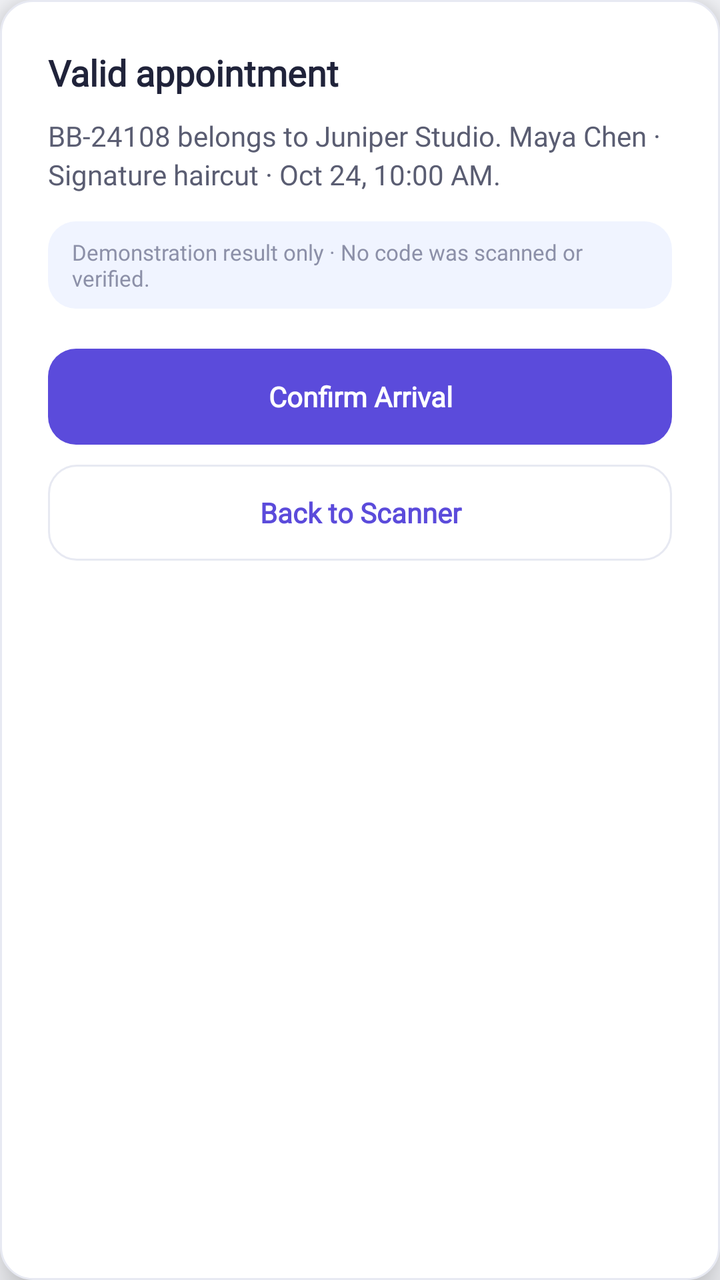
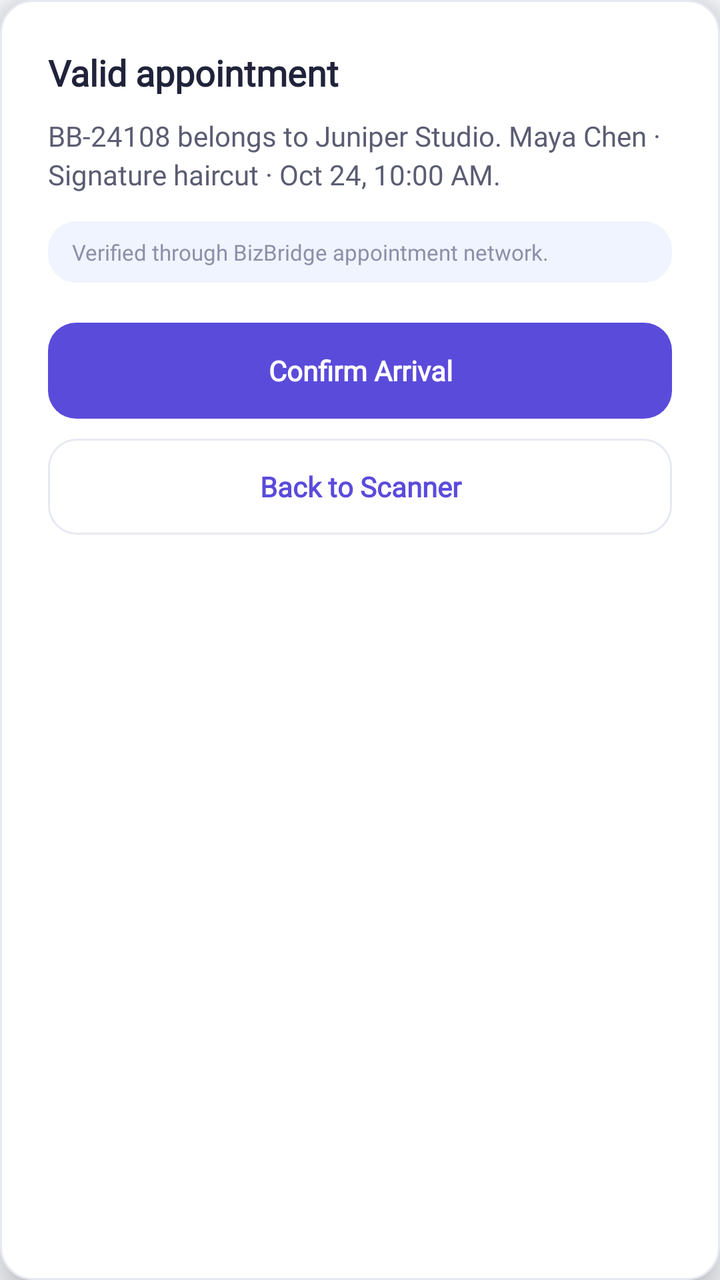

Before-and-after screenshots of an Android layout around one commit, followed by the original layout XML and the change that was made.
<!-- AndroidManifest.xml: application theme Theme.BizBridgeApp -->
<!-- res/layout/dialog_qr_outcome.xml -->
<?xml version="1.0" encoding="utf-8"?>
<LinearLayout xmlns:android="http://schemas.android.com/apk/res/android"
    android:layout_width="330dp"
    android:layout_height="wrap_content"
    android:layout_gravity="center"
    android:background="@drawable/bg_card_white"
    android:elevation="12dp"
    android:orientation="vertical"
    android:padding="24dp">

    
    <TextView
        android:id="@+id/tv_outcome_title"
        android:layout_width="match_parent"
        android:layout_height="wrap_content"
        android:fontFamily="@font/inter_variable"
        android:text="Valid appointment"
        android:textColor="@color/text_primary"
        android:textSize="18sp"
        android:textStyle="bold" />

    
    <TextView
        android:id="@+id/tv_outcome_message"
        android:layout_width="match_parent"
        android:layout_height="wrap_content"
        android:layout_marginTop="10dp"
        android:fontFamily="@font/inter_variable"
        android:lineSpacingExtra="3dp"
        android:text="BB-24108 belongs to Juniper Studio. Maya Chen · Signature haircut · Oct 24, 10:00 AM."
        android:textColor="@color/text_secondary"
        android:textSize="14sp" />

    
    <TextView
        android:id="@+id/tv_outcome_badge"
        android:layout_width="match_parent"
        android:layout_height="wrap_content"
        android:layout_marginTop="14dp"
        android:background="@drawable/bg_info_card"
        android:paddingStart="12dp"
        android:paddingEnd="12dp"
        android:paddingTop="8dp"
        android:paddingBottom="8dp"
        android:fontFamily="@font/inter_variable"
        android:text="Demonstration result only · No code was scanned or verified."
        android:textColor="@color/text_muted"
        android:textSize="11sp" />

    
    <LinearLayout
        android:layout_width="match_parent"
        android:layout_height="wrap_content"
        android:layout_marginTop="20dp"
        android:orientation="vertical">

        <androidx.appcompat.widget.AppCompatButton
            android:id="@+id/btn_outcome_primary"
            android:layout_width="match_parent"
            android:layout_height="48dp"
            android:background="@drawable/bg_button_primary"
            android:fontFamily="@font/inter_variable"
            android:stateListAnimator="@null"
            android:text="Confirm Arrival"
            android:textAllCaps="false"
            android:textColor="@color/white"
            android:textSize="14sp"
            android:textStyle="bold" />

        <androidx.appcompat.widget.AppCompatButton
            android:id="@+id/btn_outcome_secondary"
            android:layout_width="match_parent"
            android:layout_height="48dp"
            android:layout_marginTop="10dp"
            android:background="@drawable/bg_button_secondary"
            android:fontFamily="@font/inter_variable"
            android:stateListAnimator="@null"
            android:text="Back to Scanner"
            android:textAllCaps="false"
            android:textColor="@color/primary"
            android:textSize="14sp"
            android:textStyle="bold" />
    </LinearLayout>

</LinearLayout>
<!-- resources referenced by this layout -->
<resources>
  <color name="primary">#5B4BDB</color>
  <color name="text_muted">#8C90A8</color>
  <color name="text_primary">#20233A</color>
  <color name="text_secondary">#5A5D72</color>
  <color name="white">#FFFFFFFF</color>
  <!-- drawable bg_button_primary (drawable) -->
  <?xml version="1.0" encoding="utf-8"?>
  <ripple xmlns:android="http://schemas.android.com/apk/res/android"
      android:color="#33FFFFFF">
      <item>
          <shape android:shape="rectangle">
              <solid android:color="@color/primary" />
              <corners android:radius="@dimen/radius_button" />
          </shape>
      </item>
  </ripple>
  <!-- drawable bg_button_secondary (drawable) -->
  <?xml version="1.0" encoding="utf-8"?>
  <ripple xmlns:android="http://schemas.android.com/apk/res/android"
      android:color="#1A5B4BDB">
      <item>
          <shape android:shape="rectangle">
              <solid android:color="@color/surface_white" />
              <stroke
                  android:width="@dimen/stroke_subtle"
                  android:color="@color/border_subtle" />
              <corners android:radius="@dimen/radius_button" />
          </shape>
      </item>
  </ripple>
  <!-- drawable bg_card_white (drawable) -->
  <?xml version="1.0" encoding="utf-8"?>
  <shape xmlns:android="http://schemas.android.com/apk/res/android"
      android:shape="rectangle">
      <solid android:color="@color/surface_white" />
      <stroke
          android:width="@dimen/stroke_subtle"
          android:color="@color/border_subtle" />
      <corners android:radius="@dimen/radius_card" />
  </shape>
  <!-- drawable bg_info_card (drawable) -->
  <?xml version="1.0" encoding="utf-8"?>
  <shape xmlns:android="http://schemas.android.com/apk/res/android"
      android:shape="rectangle">
      <solid android:color="#F0F4FF" />
      <corners android:radius="14dp" />
  </shape>
  <style name="Theme.BizBridgeApp" parent="Base.Theme.BizBridgeApp" />
  <dimen name="radius_button">14dp</dimen>
  <color name="surface_white">#FFFFFF</color>
  <dimen name="stroke_subtle">1dp</dimen>
  <color name="border_subtle">#E7E9F2</color>
  <dimen name="radius_card">16dp</dimen>
  <style name="Base.Theme.BizBridgeApp" parent="Theme.Material3.Light.NoActionBar">
          
          <item name="colorPrimary">@color/primary</item>
          <item name="colorOnPrimary">@color/white</item>
          <item name="colorSecondary">@color/secondary</item>
          <item name="colorOnSecondary">@color/white</item>
          <item name="android:windowBackground">@color/background</item>
          <item name="android:statusBarColor">@color/background</item>
          <item name="android:windowLightStatusBar">true</item>
          <item name="fontFamily">@font/inter_variable</item>
      </style>
  <color name="secondary">#20B8A6</color>
  <color name="background">#F7F8FC</color>
</resources>

<!-- the commit's change to res/layout/dialog_qr_outcome.xml (unified diff, before → after) -->
@@ -43,7 +43,7 @@
         android:paddingTop="8dp"
         android:paddingBottom="8dp"
         android:fontFamily="@font/inter_variable"
-        android:text="Demonstration result only · No code was scanned or verified."
+        android:text="Verified through BizBridge appointment network."
         android:textColor="@color/text_muted"
         android:textSize="11sp" />
 
